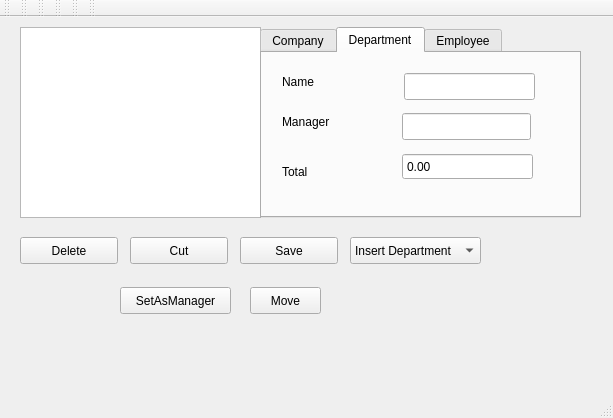
Qt form mainwindow.ui (brezvan/101Qt) before a commit.
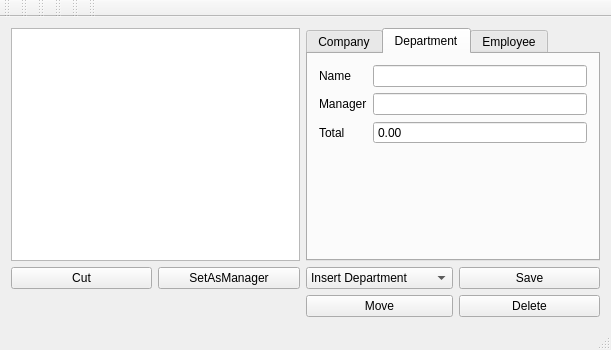
The same form after that commit. The open tabs and pages were chosen to show the change. Custom widgets are drawn as their Qt base class.

What changed in the file:
```diff
--- a/mainwindow.ui
+++ b/mainwindow.ui
@@ -6,23 +6,17 @@
    <rect>
     <x>0</x>
     <y>0</y>
-    <width>613</width>
-    <height>418</height>
+    <width>611</width>
+    <height>350</height>
    </rect>
   </property>
   <property name="windowTitle">
    <string>MainWindow</string>
   </property>
   <widget class="QWidget" name="centralWidget">
+   <layout class="QGridLayout" name="gridLayout">
+    <item row="0" column="0" colspan="2">
    <widget class="CompanyTreeView" name="treeView">
-    <property name="geometry">
-     <rect>
-      <x>20</x>
-      <y>10</y>
-      <width>241</width>
-      <height>191</height>
-     </rect>
-    </property>
     <property name="acceptDrops">
      <bool>false</bool>
     </property>
@@ -57,28 +51,9 @@
      <bool>true</bool>
     </property>
    </widget>
-   <widget class="QPushButton" name="DeleteButton">
-    <property name="geometry">
-     <rect>
-      <x>20</x>
-      <y>220</y>
-      <width>98</width>
-      <height>27</height>
-     </rect>
-    </property>
-    <property name="text">
-     <string>Delete</string>
-    </property>
-   </widget>
+    </item>
+    <item row="0" column="2" colspan="2">
    <widget class="QTabWidget" name="tabWidget">
-    <property name="geometry">
-     <rect>
-      <x>260</x>
-      <y>10</y>
-      <width>321</width>
-      <height>191</height>
-     </rect>
-    </property>
     <property name="toolTip">
      <string>&lt;html&gt;&lt;head/&gt;&lt;body&gt;&lt;p&gt;&lt;br/&gt;&lt;/p&gt;&lt;/body&gt;&lt;/html&gt;</string>
     </property>
@@ -95,51 +70,26 @@
      <attribute name="title">
       <string>Company</string>
      </attribute>
+       <layout class="QFormLayout" name="formLayout_3">
+        <item row="0" column="0">
      <widget class="QLabel" name="label_5">
-      <property name="geometry">
-       <rect>
-        <x>30</x>
-        <y>30</y>
-        <width>66</width>
-        <height>17</height>
-       </rect>
-      </property>
       <property name="text">
        <string>Name</string>
       </property>
      </widget>
+        </item>
+        <item row="0" column="1">
+         <widget class="QLineEdit" name="companyName"/>
+        </item>
+        <item row="1" column="0">
      <widget class="QLabel" name="label_6">
-      <property name="geometry">
-       <rect>
-        <x>30</x>
-        <y>90</y>
-        <width>66</width>
-        <height>17</height>
-       </rect>
-      </property>
       <property name="text">
        <string>Total</string>
       </property>
      </widget>
-     <widget class="QLineEdit" name="companyName">
-      <property name="geometry">
-       <rect>
-        <x>120</x>
-        <y>30</y>
-        <width>113</width>
-        <height>27</height>
-       </rect>
-      </property>
-     </widget>
+        </item>
+        <item row="1" column="1">
      <widget class="QDoubleSpinBox" name="companyTotal">
-      <property name="geometry">
-       <rect>
-        <x>120</x>
-        <y>80</y>
-        <width>111</width>
-        <height>27</height>
-       </rect>
-      </property>
       <property name="frame">
        <bool>true</bool>
       </property>
@@ -153,95 +103,47 @@
        <double>1000000000.000000000000000</double>
       </property>
      </widget>
+        </item>
+       </layout>
     </widget>
     <widget class="QWidget" name="tab_2">
      <attribute name="title">
       <string>Department</string>
      </attribute>
-     <widget class="QLineEdit" name="Manager">
-      <property name="geometry">
-       <rect>
-        <x>140</x>
-        <y>60</y>
-        <width>129</width>
-        <height>27</height>
-       </rect>
-      </property>
-      <property name="readOnly">
-       <bool>true</bool>
-      </property>
-     </widget>
+       <layout class="QFormLayout" name="formLayout_2">
+        <item row="0" column="0">
      <widget class="QLabel" name="label">
-      <property name="geometry">
-       <rect>
-        <x>20</x>
-        <y>20</y>
-        <width>66</width>
-        <height>17</height>
-       </rect>
-      </property>
       <property name="text">
        <string>Name</string>
       </property>
      </widget>
+        </item>
+        <item row="0" column="1">
+         <widget class="QLineEdit" name="DepartmentName"/>
+        </item>
+        <item row="1" column="0">
      <widget class="QLabel" name="label_2">
-      <property name="geometry">
-       <rect>
-        <x>20</x>
-        <y>60</y>
-        <width>66</width>
-        <height>17</height>
-       </rect>
-      </property>
       <property name="text">
        <string>Manager</string>
       </property>
      </widget>
-     <widget class="QLabel" name="label_3">
-      <property name="geometry">
-       <rect>
-        <x>20</x>
-        <y>110</y>
-        <width>66</width>
-        <height>17</height>
-       </rect>
-      </property>
-      <property name="text">
-       <string/>
-      </property>
-     </widget>
+        </item>
+        <item row="1" column="1">
+         <widget class="QLineEdit" name="Manager">
+          <property name="readOnly">
+           <bool>true</bool>
+          </property>
+         </widget>
+        </item>
+        <item row="2" column="0">
      <widget class="QLabel" name="label_4">
-      <property name="geometry">
-       <rect>
-        <x>20</x>
-        <y>110</y>
-        <width>66</width>
-        <height>17</height>
-       </rect>
-      </property>
       <property name="text">
        <string>Total</string>
       </property>
      </widget>
-     <widget class="QLineEdit" name="DepartmentName">
-      <property name="geometry">
-       <rect>
-        <x>142</x>
-        <y>20</y>
-        <width>131</width>
-        <height>27</height>
-       </rect>
-      </property>
-     </widget>
+        </item>
+        <item row="2" column="1">
      <widget class="QDoubleSpinBox" name="DepartmentTotal">
-      <property name="geometry">
-       <rect>
-        <x>140</x>
-        <y>100</y>
-        <width>131</width>
-        <height>27</height>
-       </rect>
-      </property>
       <property name="frame">
        <bool>true</bool>
       </property>
@@ -255,79 +157,50 @@
        <double>1000000000.000000000000000</double>
       </property>
      </widget>
+        </item>
+        <item row="3" column="0">
+         <widget class="QLabel" name="label_3">
+          <property name="text">
+           <string/>
+          </property>
+         </widget>
+        </item>
+       </layout>
     </widget>
     <widget class="QWidget" name="tab_3">
      <attribute name="title">
       <string>Employee</string>
      </attribute>
-     <widget class="QLineEdit" name="EmployeeName">
-      <property name="geometry">
-       <rect>
-        <x>130</x>
-        <y>20</y>
-        <width>113</width>
-        <height>27</height>
-       </rect>
-      </property>
-     </widget>
-     <widget class="QLineEdit" name="EmployeeAddress">
-      <property name="geometry">
-       <rect>
-        <x>130</x>
-        <y>70</y>
-        <width>113</width>
-        <height>27</height>
-       </rect>
-      </property>
-     </widget>
+       <layout class="QFormLayout" name="formLayout">
+        <item row="0" column="0">
      <widget class="QLabel" name="label_7">
-      <property name="geometry">
-       <rect>
-        <x>20</x>
-        <y>30</y>
-        <width>66</width>
-        <height>17</height>
-       </rect>
-      </property>
       <property name="text">
        <string>Name</string>
       </property>
      </widget>
+        </item>
+        <item row="0" column="1">
+         <widget class="QLineEdit" name="EmployeeName"/>
+        </item>
+        <item row="1" column="0">
      <widget class="QLabel" name="label_8">
-      <property name="geometry">
-       <rect>
-        <x>30</x>
-        <y>80</y>
-        <width>66</width>
-        <height>17</height>
-       </rect>
-      </property>
       <property name="text">
        <string>Address</string>
       </property>
      </widget>
+        </item>
+        <item row="1" column="1">
+         <widget class="QLineEdit" name="EmployeeAddress"/>
+        </item>
+        <item row="2" column="0">
      <widget class="QLabel" name="label_9">
-      <property name="geometry">
-       <rect>
-        <x>20</x>
-        <y>130</y>
-        <width>66</width>
-        <height>17</height>
-       </rect>
-      </property>
       <property name="text">
        <string>Salary</string>
       </property>
      </widget>
+        </item>
+        <item row="2" column="1">
      <widget class="QDoubleSpinBox" name="EmployeeSalary">
-      <property name="geometry">
-       <rect>
-        <x>130</x>
-        <y>120</y>
-        <width>111</width>
-        <height>27</height>
-       </rect>
-      </property>
       <property name="frame">
        <bool>true</bool>
       </property>
@@ -338,43 +211,27 @@
        <double>1000000000.000000000000000</double>
       </property>
      </widget>
-    </widget>
-   </widget>
+        </item>
+       </layout>
+      </widget>
+     </widget>
+    </item>
+    <item row="1" column="0">
    <widget class="QPushButton" name="CutButton">
-    <property name="geometry">
-     <rect>
-      <x>130</x>
-      <y>220</y>
-      <width>98</width>
-      <height>27</height>
-     </rect>
-    </property>
     <property name="text">
      <string>Cut</string>
     </property>
    </widget>
-   <widget class="QPushButton" name="SaveButton">
-    <property name="geometry">
-     <rect>
-      <x>240</x>
-      <y>220</y>
-      <width>98</width>
-      <height>27</height>
-     </rect>
-    </property>
+    </item>
+    <item row="1" column="1">
+     <widget class="QPushButton" name="setManager">
     <property name="text">
-     <string>Save</string>
-    </property>
-   </widget>
+       <string>SetAsManager</string>
+      </property>
+     </widget>
+    </item>
+    <item row="1" column="2">
    <widget class="QComboBox" name="comboBox">
-    <property name="geometry">
-     <rect>
-      <x>350</x>
-      <y>220</y>
-      <width>131</width>
-      <height>27</height>
-     </rect>
-    </property>
     <item>
      <property name="text">
       <string>Insert Department</string>
@@ -391,39 +248,36 @@
      </property>
     </item>
    </widget>
-   <widget class="QPushButton" name="setManager">
-    <property name="geometry">
-     <rect>
-      <x>120</x>
-      <y>270</y>
-      <width>111</width>
-      <height>27</height>
-     </rect>
-    </property>
+    </item>
+    <item row="1" column="3">
+     <widget class="QPushButton" name="SaveButton">
     <property name="text">
-     <string>SetAsManager</string>
-    </property>
-   </widget>
+       <string>Save</string>
+      </property>
+     </widget>
+    </item>
+    <item row="2" column="2">
    <widget class="QPushButton" name="Move">
-    <property name="geometry">
-     <rect>
-      <x>250</x>
-      <y>270</y>
-      <width>71</width>
-      <height>27</height>
-     </rect>
-    </property>
     <property name="text">
      <string>Move</string>
     </property>
    </widget>
+    </item>
+    <item row="2" column="3">
+     <widget class="QPushButton" name="DeleteButton">
+      <property name="text">
+       <string>Delete</string>
+      </property>
+     </widget>
+    </item>
+   </layout>
   </widget>
   <widget class="QMenuBar" name="menuBar">
    <property name="geometry">
     <rect>
      <x>0</x>
      <y>0</y>
-     <width>613</width>
+     <width>611</width>
      <height>25</height>
     </rect>
    </property>
```
Lines whose indentation alone changed are shown as unchanged.
